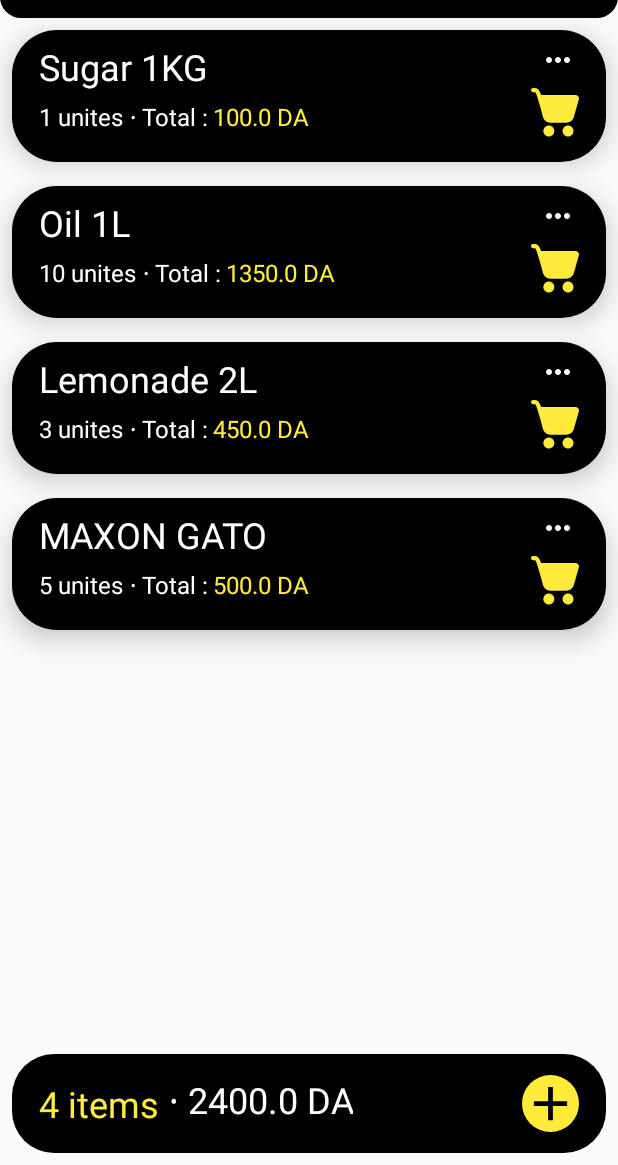
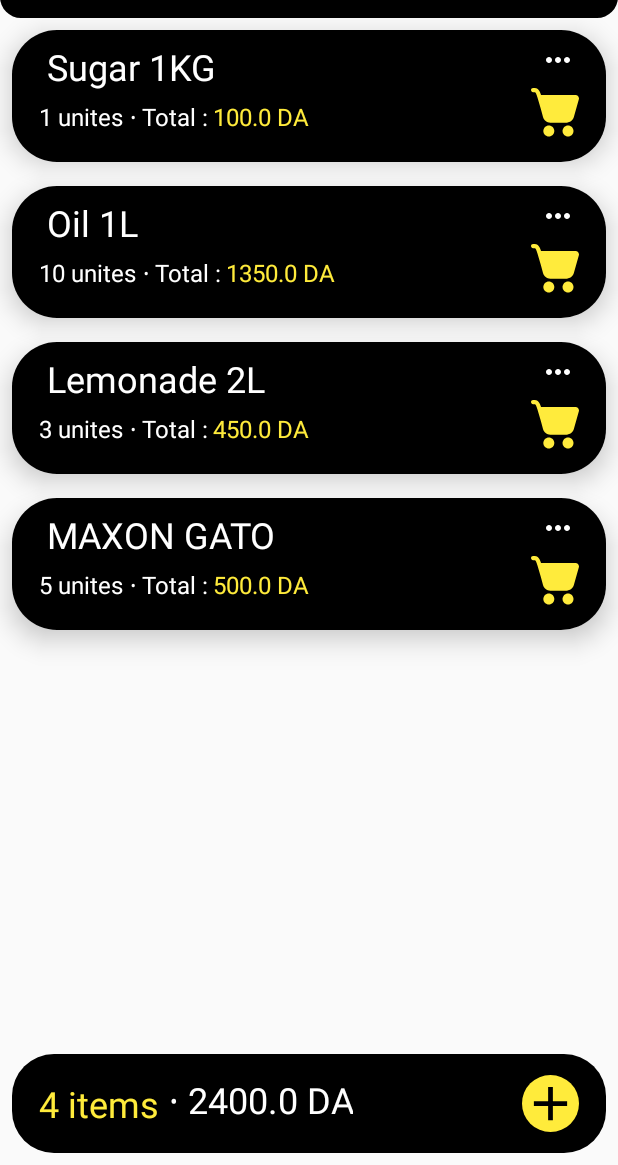
Before and after one commit to Fatah-BNB/my_shopping_cart, an Android app: the screen it shows after launch (MainActivity), on a phone screen of 412 x 824 dp, the part 71-1236 px from its top. Run offline under Robolectric (Android 15) with nearby library versions, the phone set to English and light mode, and no system bars; our stand-ins replace Room's generated code.

Commit message:
handle empty list

```diff
--- a/app/src/main/java/com/example/myshoppingcart/MainActivity.java
+++ b/app/src/main/java/com/example/myshoppingcart/MainActivity.java
@@ -36,6 +36,7 @@ public class MainActivity extends AppCompatActivity {
 
         TextView totalItems = findViewById(R.id.total_items);
         TextView totalPrice = findViewById(R.id.total_price);
+        TextView empty = findViewById(R.id.empty);
         root = findViewById(R.id.root);
         RecyclerView recyclerView = findViewById(R.id.recycler_view);
         recyclerView.setLayoutManager(new LinearLayoutManager(this));
@@ -49,6 +50,11 @@ public class MainActivity extends AppCompatActivity {
             @Override
             public void onChanged(List<Item> items) {
                 adapter.setItems(items);
+                if(items.isEmpty()){
+                    empty.setVisibility(View.VISIBLE);
+                }else{
+                    empty.setVisibility(View.GONE);
+                }
             }
         });
 
--- a/app/src/main/res/layout/activity_main.xml
+++ b/app/src/main/res/layout/activity_main.xml
@@ -22,8 +22,8 @@
             android:id="@+id/icon_bar"
             android:layout_width="28dp"
             android:layout_height="28dp"
-            android:tint="@color/fancy_yellow"
-            app:srcCompat="@drawable/blue_bag" />
+            app:srcCompat="@drawable/blue_bag"
+            app:tint="@color/fancy_yellow" />
 
         <TextView
             android:id="@+id/textView"
@@ -42,8 +42,6 @@
             android:layout_marginTop="20dp"
             android:layout_marginEnd="20dp"
             android:layout_marginBottom="20dp"
-            android:layout_toStartOf="@id/add_new_item"
-            android:layout_toEndOf="@id/total_items"
             android:alpha="0.3"
             android:visibility="gone"
             app:dividerColor="@color/black" />
@@ -56,15 +54,23 @@
             android:layout_centerVertical="true"
             android:src="@drawable/ic_delete" />
 
+    </RelativeLayout>
 
-    </RelativeLayout>
+    <TextView
+        android:id="@+id/empty"
+        android:visibility="gone"
+        android:layout_width="match_parent"
+        android:layout_height="match_parent"
+        android:text="Empty cart, add new items"
+        android:layout_centerInParent="true"
+        android:textSize="24sp"
+        android:gravity="center"/>
 
 
     <androidx.recyclerview.widget.RecyclerView
         android:id="@+id/recycler_view"
         android:layout_width="match_parent"
         android:layout_height="match_parent"
-        android:layout_above="@id/total_price"
         android:layout_below="@id/nav_bar"
         android:layout_marginBottom="70dp"
         tools:listitem="@layout/item" />
@@ -96,6 +102,7 @@
             android:id="@+id/total_price"
             android:layout_width="wrap_content"
             android:layout_height="wrap_content"
+            android:layout_centerVertical="true"
             android:layout_toEndOf="@+id/total_items"
             android:gravity="center"
             android:text=" ∙ 1200.0 DA"
--- a/app/src/main/res/layout/item.xml
+++ b/app/src/main/res/layout/item.xml
@@ -35,6 +35,7 @@
             android:maxLines="1"
             android:paddingTop="0dp"
             android:paddingEnd="10dp"
+            android:paddingStart="5dp"
             android:paddingBottom="0dp"
             android:text="Sugar 1KG"
             android:textAppearance="@style/TextAppearance.AppCompat.Large"
```
